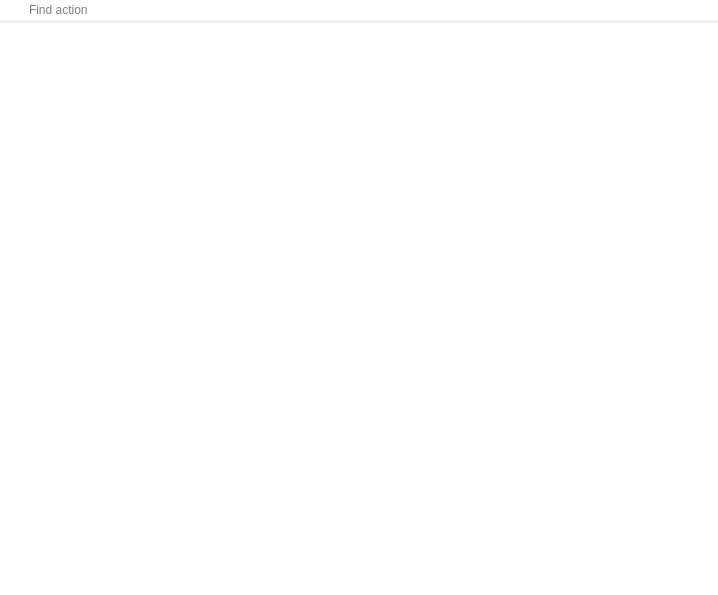
Before: the Qt Designer form src/dialogs/actiondialog.ui in pbek/QOwnNotes, drawn with Qt 5.
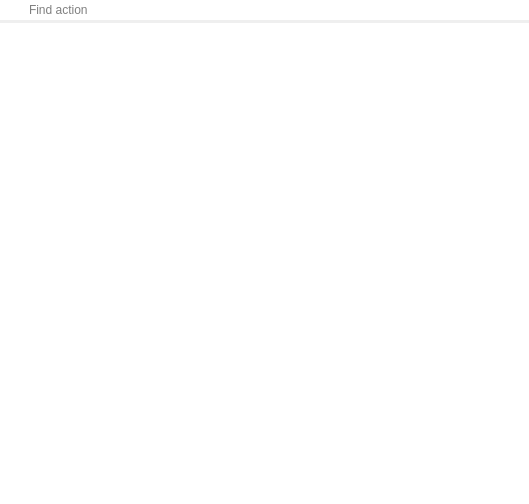
After: the same form once the commit is applied. Icons and pictures are not drawn.

Commit message: more initial dock widget sizes implementation

```diff
--- a/src/dialogs/actiondialog.ui
+++ b/src/dialogs/actiondialog.ui
@@ -6,8 +6,8 @@
    <rect>
     <x>0</x>
     <y>0</y>
-    <width>718</width>
-    <height>595</height>
+    <width>529</width>
+    <height>504</height>
    </rect>
   </property>
   <property name="windowTitle">
```
The commit also changes 2 other files.
